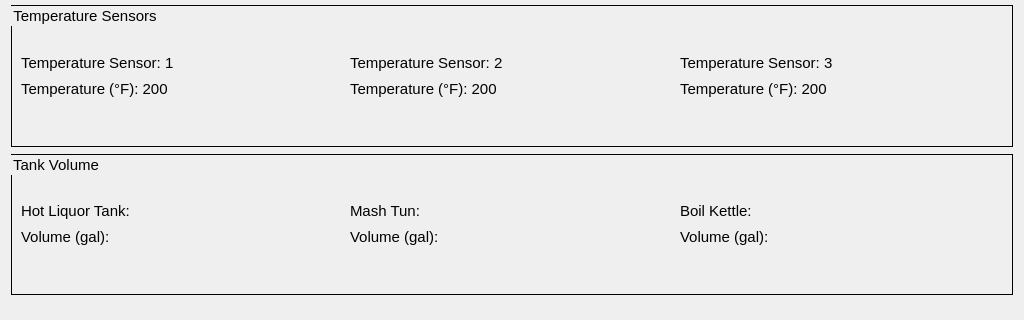
Old version of the form autobrewer/GUI/UI Files/DeviceStatusSensors.ui in the repository drmwve/Capstone-Project; both pictures show x 0 to 1024 and y 0 to 320 of the 1024 by 600 pixel window.
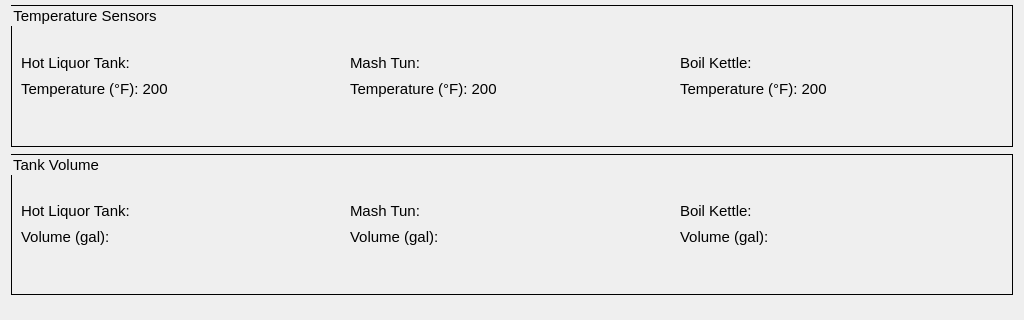
New version of the form.

Commit message: Update sensor labels.

The edit to the form file:
```diff
--- a/autobrewer/GUI/UI Files/DeviceStatusSensors.ui
+++ b/autobrewer/GUI/UI Files/DeviceStatusSensors.ui
@@ -107,7 +107,7 @@
            </font>
           </property>
           <property name="text">
-           <string>Temperature Sensor: 3</string>
+           <string>Boil Kettle:</string>
           </property>
          </widget>
         </item>
@@ -125,7 +125,7 @@
            </font>
           </property>
           <property name="text">
-           <string>Temperature Sensor: 1</string>
+           <string>Hot Liquor Tank:</string>
           </property>
          </widget>
         </item>
@@ -143,7 +143,7 @@
            </font>
           </property>
           <property name="text">
-           <string>Temperature Sensor: 2</string>
+           <string>Mash Tun:</string>
           </property>
          </widget>
         </item>
```
The commit also changes 1 other file.
